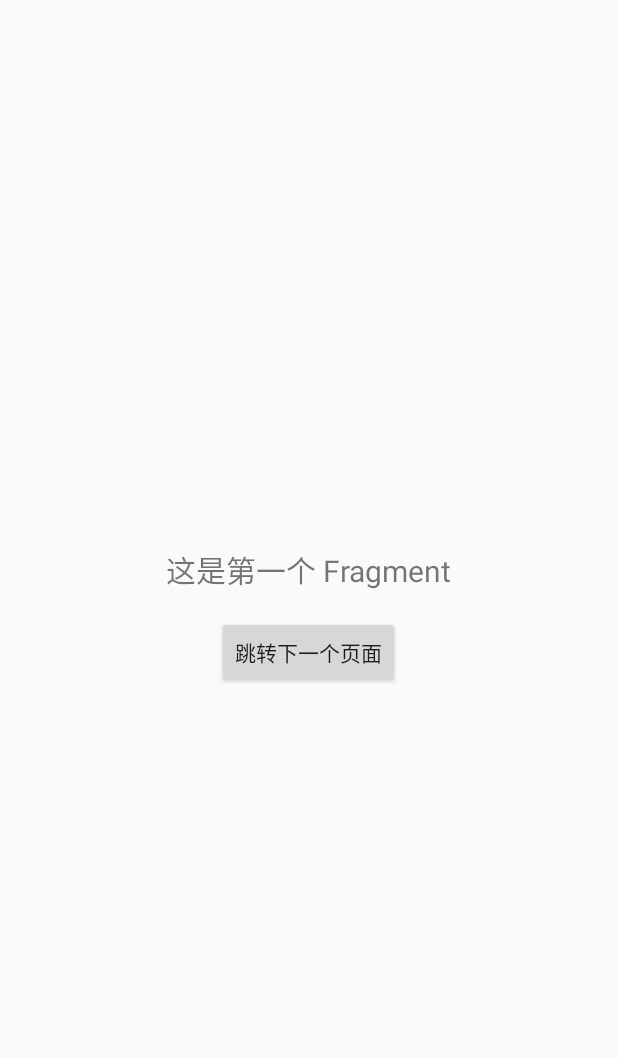
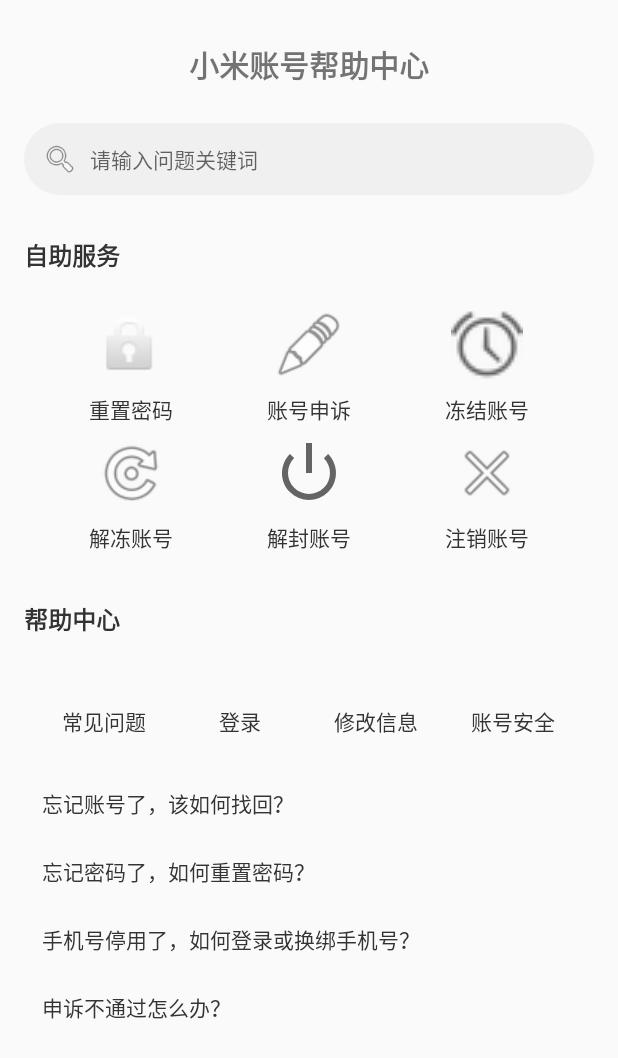
Before and after one commit to ZzdYouli/Android_project, an Android app built with Jetpack Compose: the screen it shows after launch (MainActivity), on a phone screen of 412 x 824 dp. Shown: the top 1058 px of the screen. Run offline under Robolectric (Android 15) with nearby library versions, the phone set to English and light mode, and no system bars.

Commit message:
使用include实现UI层次结构

```diff
--- a/src/main/java/com/example/demo/MainActivity.kt
+++ b/src/main/java/com/example/demo/MainActivity.kt
@@ -6,7 +6,6 @@ import androidx.compose.material3.Text
 import androidx.compose.runtime.Composable
 import androidx.compose.ui.Modifier
 import androidx.compose.ui.tooling.preview.Preview
-import androidx.viewpager2.widget.ViewPager2
 import com.example.demo.ui.theme.DemoTheme
 
 class MainActivity : AppCompatActivity() {
@@ -14,16 +13,16 @@ class MainActivity : AppCompatActivity() {
         super.onCreate(savedInstanceState)
         setContentView(R.layout.activity_main)
 
-        val viewPager = findViewById<ViewPager2>(R.id.viewPager)
+//        val viewPager = findViewById<ViewPager2>(R.id.viewPager)
 
         // 创建 Fragment 列表
-        val fragments = listOf(
-            SimpleFragment.newInstance("这是第一个 Fragment",0),
-            SimpleFragment.newInstance("这是第二个 Fragment",1),
-            SimpleFragment.newInstance("这是第三个 Fragment",2)
-        )
+//        val fragments = listOf(
+//            SimpleFragment.newInstance("这是第一个 Fragment",0),
+//            SimpleFragment.newInstance("这是第二个 Fragment",1),
+//            SimpleFragment.newInstance("这是第三个 Fragment",2)
+//        )
 
-        viewPager.adapter = FragmentAdapter(this, fragments)
+//        viewPager.adapter = FragmentAdapter(this, fragments)
     }
 }
 
--- a/src/main/java/com/example/demo/SimpleFragment.kt
+++ b/src/main/java/com/example/demo/SimpleFragment.kt
@@ -4,10 +4,8 @@ import android.os.Bundle
 import android.view.LayoutInflater
 import android.view.View
 import android.view.ViewGroup
-import android.widget.Button
 import android.widget.TextView
 import androidx.fragment.app.Fragment
-import androidx.viewpager2.widget.ViewPager2
 
 class SimpleFragment : Fragment() {
 
@@ -31,17 +29,17 @@ class SimpleFragment : Fragment() {
     ): View {
         val view = inflater.inflate(R.layout.fragment_simple, container, false)
         val textView = view.findViewById<TextView>(R.id.textView)
-        val button = view.findViewById<Button>(R.id.jumpButton)
+//        val button = view.findViewById<Button>(R.id.jumpButton)
 
         val text = arguments?.getString(ARG_TEXT)
         val index = arguments?.getInt(ARG_INDEX) ?: 0
 
         textView.text = text
 
-        button.setOnClickListener {
-            // 使用 ViewPager2 切换页面
-            (activity?.findViewById<ViewPager2>(R.id.viewPager))?.currentItem = (index + 1) % 3
-        }
+//        button.setOnClickListener {
+//            // 使用 ViewPager2 切换页面
+//            (activity?.findViewById<ViewPager2>(R.id.viewPager))?.currentItem = (index + 1) % 3
+//        }
 
         return view
     }
--- /dev/null
+++ b/src/main/res/drawable/search_bar_bg.xml
@@ -0,0 +1,8 @@
+<?xml version="1.0" encoding="utf-8"?>
+<shape xmlns:android="http://schemas.android.com/apk/res/android"
+    android:shape="rectangle">
+
+    <solid android:color="#f0f0f0" /> <!-- 淡灰背景色 -->
+
+    <corners android:radius="24dp" /> <!-- 圆角半径 -->
+</shape>
--- a/src/main/res/layout/activity_main.xml
+++ b/src/main/res/layout/activity_main.xml
@@ -1,19 +1,54 @@
-<?xml version="1.0" encoding="utf-8"?>
 <androidx.constraintlayout.widget.ConstraintLayout
     xmlns:android="http://schemas.android.com/apk/res/android"
     xmlns:app="http://schemas.android.com/apk/res-auto"
     xmlns:tools="http://schemas.android.com/tools"
     android:layout_width="match_parent"
-    android:layout_height="match_parent">
-
-    <androidx.viewpager2.widget.ViewPager2
-        android:id="@+id/viewPager"
-        android:layout_width="0dp"
+    android:layout_height="match_parent"
+    tools:context=".MainActivity">
+<!--    多页面-->
+    <ScrollView
+        android:layout_width="match_parent"
         android:layout_height="0dp"
         app:layout_constraintTop_toTopOf="parent"
-        app:layout_constraintBottom_toBottomOf="parent"
-        app:layout_constraintStart_toStartOf="parent"
-        app:layout_constraintEnd_toEndOf="parent"
-        tools:ignore="MissingClass" />
+        app:layout_constraintBottom_toBottomOf="parent">
 
+        <LinearLayout
+            android:layout_width="match_parent"
+            android:layout_height="wrap_content"
+            android:orientation="vertical"
+            android:padding="16dp">
+
+            <include layout="@layout/top_bar"/>
+            <include layout="@layout/search_bar"/>
+            <TextView
+                android:layout_width="match_parent"
+                android:layout_height="wrap_content"
+                android:text="自助服务"
+                android:textSize="16sp"
+                android:textStyle="bold"
+                android:paddingTop="16dp"
+                android:paddingBottom="8dp"
+                android:textColor="#333333"/>
+
+
+            <include layout="@layout/service_grid"/>
+            <TextView
+                android:layout_width="match_parent"
+                android:layout_height="wrap_content"
+                android:text="帮助中心"
+                android:textSize="16sp"
+                android:textStyle="bold"
+                android:paddingTop="16dp"
+                android:paddingBottom="8dp"
+                android:textColor="#333333"/>
+            <include layout="@layout/faq_list"/>
+
+            <androidx.viewpager2.widget.ViewPager2
+                android:id="@+id/viewPager"
+                android:layout_width="0dp"
+                android:layout_height="0dp"
+                tools:ignore="MissingClass" />
+
+        </LinearLayout>
+    </ScrollView>
 </androidx.constraintlayout.widget.ConstraintLayout>
--- /dev/null
+++ b/src/main/res/layout/faq_list.xml
@@ -0,0 +1,148 @@
+<?xml version="1.0" encoding="utf-8"?>
+<LinearLayout xmlns:android="http://schemas.android.com/apk/res/android"
+    android:id="@+id/faq_list"
+    android:layout_width="match_parent"
+    android:layout_height="wrap_content"
+    android:orientation="vertical"
+    android:paddingTop="16dp"
+    android:paddingBottom="16dp">
+    <LinearLayout
+        android:id="@+id/question_row"
+        android:layout_width="match_parent"
+        android:layout_height="wrap_content"
+        android:baselineAligned="false"
+        android:orientation="horizontal"
+        android:weightSum="4"
+        android:padding="8dp">
+
+        <!-- 常见问题 -->
+        <LinearLayout
+            android:id="@+id/item_popular"
+            android:layout_width="0dp"
+            android:layout_height="wrap_content"
+            android:layout_weight="1"
+            android:background="?android:attr/selectableItemBackground"
+            android:clickable="true"
+            android:focusable="true"
+            android:gravity="center"
+            android:minHeight="48dp"
+            android:orientation="vertical"
+            android:padding="12dp">
+
+            <TextView
+                android:layout_width="wrap_content"
+                android:layout_height="wrap_content"
+                android:text="常见问题"
+                android:textColor="#333333"
+                android:textSize="14sp" />
+        </LinearLayout>
+
+        <!-- 登录 -->
+        <LinearLayout
+            android:id="@+id/item_login"
+            android:layout_width="0dp"
+            android:layout_height="wrap_content"
+            android:layout_weight="1"
+            android:background="?android:attr/selectableItemBackground"
+            android:clickable="true"
+            android:focusable="true"
+            android:gravity="center"
+            android:minHeight="48dp"
+            android:orientation="vertical"
+            android:padding="12dp">
+
+            <TextView
+                android:layout_width="wrap_content"
+                android:layout_height="wrap_content"
+                android:text="登录"
+                android:textColor="#333333"
+                android:textSize="14sp" />
+        </LinearLayout>
+
+        <!-- 修改信息 -->
+        <LinearLayout
+            android:id="@+id/item_update_info"
+            android:layout_width="0dp"
+            android:layout_height="wrap_content"
+            android:layout_weight="1"
+            android:background="?android:attr/selectableItemBackground"
+            android:clickable="true"
+            android:focusable="true"
+            android:gravity="center"
+            android:minHeight="48dp"
+            android:orientation="vertical"
+            android:padding="12dp">
+
+            <TextView
+                android:layout_width="wrap_content"
+                android:layout_height="wrap_content"
+                android:text="修改信息"
+                android:textColor="#333333"
+                android:textSize="14sp" />
+        </LinearLayout>
+
+        <!-- 账号安全 -->
+        <LinearLayout
+            android:id="@+id/item_account_security"
+            android:layout_width="0dp"
+            android:layout_height="wrap_content"
+            android:layout_weight="1"
+            android:background="?android:attr/selectableItemBackground"
+            android:clickable="true"
+            android:focusable="true"
+            android:gravity="center"
+            android:minHeight="48dp"
+            android:orientation="vertical"
+            android:padding="12dp">
+
+            <TextView
+                android:layout_width="wrap_content"
+                android:layout_height="wrap_content"
+                android:text="账号安全"
+                android:textColor="#333333"
+                android:textSize="14sp" />
+        </LinearLayout>
+
+    </LinearLayout>
+
+
+    <!-- 问题项 1 -->
+    <TextView
+        android:layout_width="match_parent"
+        android:layout_height="wrap_content"
+        android:text="忘记账号了，该如何找回？"
+        android:textSize="14sp"
+        android:padding="12dp"
+        android:background="?android:attr/selectableItemBackground"
+        android:textColor="#333333" />
+
+    <!-- 问题项 2 -->
+    <TextView
+        android:layout_width="match_parent"
+        android:layout_height="wrap_content"
+        android:text="忘记密码了，如何重置密码？"
+        android:textSize="14sp"
+        android:padding="12dp"
+        android:background="?android:attr/selectableItemBackground"
+        android:textColor="#333333" />
+
+    <!-- 问题项 3 -->
+    <TextView
+        android:layout_width="match_parent"
+        android:layout_height="wrap_content"
+        android:text="手机号停用了，如何登录或换绑手机号？"
+        android:textSize="14sp"
+        android:padding="12dp"
+        android:background="?android:attr/selectableItemBackground"
+        android:textColor="#333333" />
+
+    <!-- 问题项 4 -->
+    <TextView
+        android:layout_width="match_parent"
+        android:layout_height="wrap_content"
+        android:text="申诉不通过怎么办？"
+        android:textSize="14sp"
+        android:padding="12dp"
+        android:background="?android:attr/selectableItemBackground"
+        android:textColor="#333333" />
+</LinearLayout>
--- a/src/main/res/layout/fragment_simple.xml
+++ b/src/main/res/layout/fragment_simple.xml
@@ -12,9 +12,9 @@
         android:textSize="20sp"
         android:layout_marginBottom="16dp" />
 
-    <Button
-        android:id="@+id/jumpButton"
-        android:layout_width="wrap_content"
-        android:layout_height="wrap_content"
-        android:text="跳转下一个页面" />
+<!--    <Button-->
+<!--        android:id="@+id/jumpButton"-->
+<!--        android:layout_width="wrap_content"-->
+<!--        android:layout_height="wrap_content"-->
+<!--        android:text="跳转下一个页面" />-->
 </LinearLayout>
--- /dev/null
+++ b/src/main/res/layout/search_bar.xml
@@ -0,0 +1,30 @@
+<?xml version="1.0" encoding="utf-8"?>
+<LinearLayout xmlns:android="http://schemas.android.com/apk/res/android"
+    android:id="@+id/search_bar"
+    android:layout_width="match_parent"
+    android:layout_height="48dp"
+    android:orientation="horizontal"
+    android:background="@drawable/search_bar_bg"
+    android:paddingHorizontal="12dp"
+    android:gravity="center_vertical"
+    android:layout_marginTop="12dp"
+    android:layout_marginBottom="12dp">
+
+    <ImageView
+        android:layout_width="24dp"
+        android:layout_height="24dp"
+        android:src="@android:drawable/ic_menu_search"
+        android:contentDescription="搜索图标" />
+
+    <EditText
+        android:id="@+id/search_input"
+        android:layout_width="0dp"
+        android:layout_height="wrap_content"
+        android:layout_marginStart="8dp"
+        android:layout_weight="1"
+        android:background="@android:color/transparent"
+        android:hint="请输入问题关键词"
+        android:inputType="text"
+        android:minHeight="48dp"
+        android:textSize="14sp" />
+</LinearLayout>
--- /dev/null
+++ b/src/main/res/layout/service_grid.xml
@@ -0,0 +1,150 @@
+<?xml version="1.0" encoding="utf-8"?>
+<GridLayout xmlns:android="http://schemas.android.com/apk/res/android"
+    xmlns:tools="http://schemas.android.com/tools"
+    android:layout_width="match_parent"
+    android:layout_height="wrap_content"
+    android:columnCount="3"
+    android:useDefaultMargins="true"
+    android:alignmentMode="alignMargins"
+    android:padding="12dp">
+
+    <!-- 重置密码 -->
+    <LinearLayout
+        android:layout_width="0dp"
+        android:layout_height="wrap_content"
+        android:layout_columnWeight="1"
+        android:orientation="vertical"
+        android:gravity="center">
+
+        <ImageView
+            android:layout_width="48dp"
+            android:layout_height="48dp"
+            android:src="@android:drawable/ic_lock_idle_lock"
+            android:contentDescription="重置密码" />
+
+        <TextView
+            android:layout_width="wrap_content"
+            android:layout_height="wrap_content"
+            android:text="重置密码"
+            android:textSize="14sp"
+            android:layout_marginTop="8dp"
+            android:textColor="#333333" />
+    </LinearLayout>
+
+    <!-- 账号申诉 -->
+    <LinearLayout
+        android:layout_width="0dp"
+        android:layout_height="wrap_content"
+        android:layout_columnWeight="1"
+        android:orientation="vertical"
+        android:gravity="center">
+
+        <ImageView
+            android:layout_width="48dp"
+            android:layout_height="48dp"
+            android:src="@android:drawable/ic_menu_edit"
+            android:contentDescription="账号申诉" />
+
+        <TextView
+            android:layout_width="wrap_content"
+            android:layout_height="wrap_content"
+            android:text="账号申诉"
+            android:textSize="14sp"
+            android:layout_marginTop="8dp"
+            android:textColor="#333333" />
+    </LinearLayout>
+
+    <!-- 冻结账号 -->
+    <LinearLayout
+        android:layout_width="0dp"
+        android:layout_height="wrap_content"
+        android:layout_columnWeight="1"
+        android:orientation="vertical"
+        android:gravity="center">
+
+        <ImageView
+            android:layout_width="48dp"
+            android:layout_height="48dp"
+            android:src="@android:drawable/ic_lock_idle_alarm"
+            android:contentDescription="冻结账号"
+            tools:ignore="HardcodedText" />
+
+        <TextView
+            android:layout_width="wrap_content"
+            android:layout_height="wrap_content"
+            android:text="冻结账号"
+            android:textSize="14sp"
+            android:layout_marginTop="8dp"
+            android:textColor="#333333" />
+    </LinearLayout>
+
+    <!-- 解冻账号 -->
+    <LinearLayout
+        android:layout_width="0dp"
+        android:layout_height="wrap_content"
+        android:layout_columnWeight="1"
+        android:orientation="vertical"
+        android:gravity="center">
+
+        <ImageView
+            android:layout_width="48dp"
+            android:layout_height="48dp"
+            android:src="@android:drawable/ic_menu_rotate"
+            android:contentDescription="解冻账号" />
+
+        <TextView
+            android:layout_width="wrap_content"
+            android:layout_height="wrap_content"
+            android:text="解冻账号"
+            android:textSize="14sp"
+            android:layout_marginTop="8dp"
+            android:textColor="#333333" />
+    </LinearLayout>
+
+    <!-- 解封账号 -->
+    <LinearLayout
+        android:layout_width="0dp"
+        android:layout_height="wrap_content"
+        android:layout_columnWeight="1"
+        android:orientation="vertical"
+        android:gravity="center">
+
+        <ImageView
+            android:layout_width="48dp"
+            android:layout_height="48dp"
+            android:src="@android:drawable/ic_lock_power_off"
+            android:contentDescription="解封账号" />
+
+        <TextView
+            android:layout_width="wrap_content"
+            android:layout_height="wrap_content"
+            android:text="解封账号"
+            android:textSize="14sp"
+            android:layout_marginTop="8dp"
+            android:textColor="#333333" />
+    </LinearLayout>
+
+    <!-- 注销账号 -->
+    <LinearLayout
+        android:layout_width="0dp"
+        android:layout_height="wrap_content"
+        android:layout_columnWeight="1"
+        android:orientation="vertical"
+        android:gravity="center">
+
+        <ImageView
+            android:layout_width="48dp"
+            android:layout_height="48dp"
+            android:src="@android:drawable/ic_menu_close_clear_cancel"
+            android:contentDescription="注销账号" />
+
+        <TextView
+            android:layout_width="wrap_content"
+            android:layout_height="wrap_content"
+            android:text="注销账号"
+            android:textSize="14sp"
+            android:layout_marginTop="8dp"
+            android:textColor="#333333" />
+    </LinearLayout>
+
+</GridLayout>
--- /dev/null
+++ b/src/main/res/layout/top_bar.xml
@@ -0,0 +1,18 @@
+<?xml version="1.0" encoding="utf-8"?>
+<LinearLayout xmlns:android="http://schemas.android.com/apk/res/android"
+    xmlns:tools="http://schemas.android.com/tools"
+    android:layout_width="match_parent"
+    android:layout_height="match_parent">
+
+    <TextView
+        android:id="@+id/title"
+        android:layout_width="match_parent"
+        android:layout_height="wrap_content"
+        android:gravity="center"
+        android:padding="12dp"
+        android:text="小米账号帮助中心"
+        android:textSize="20sp"
+        android:textStyle="bold"
+        tools:ignore="HardcodedText" />
+
+</LinearLayout>
```
